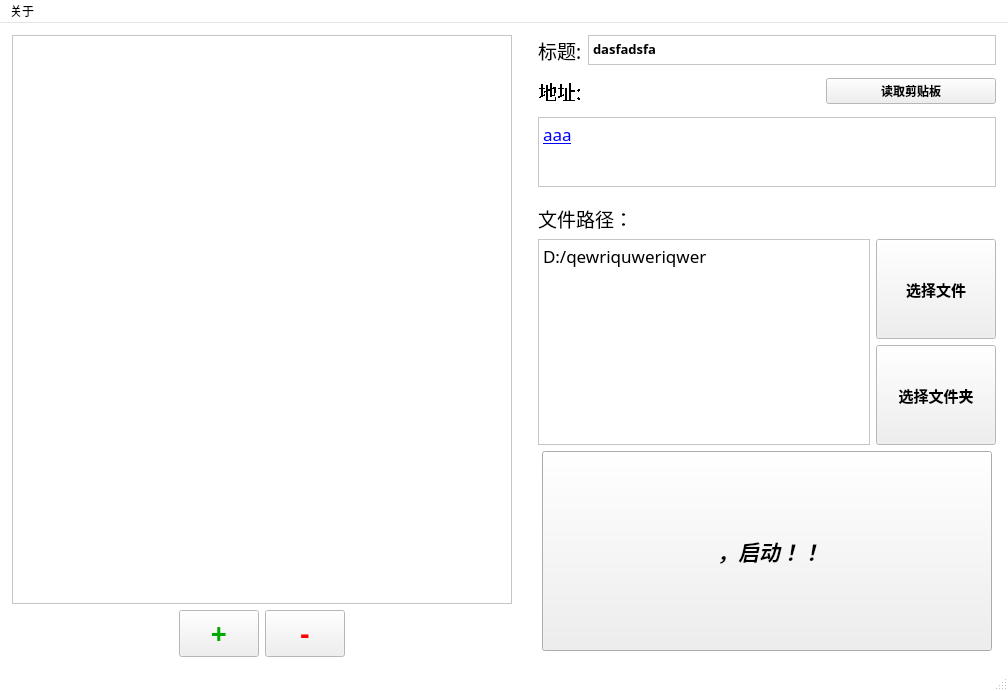
The window that assets/toolkit.ui (Pillowe582/toolkit) describes before a commit, drawn with Qt 5.
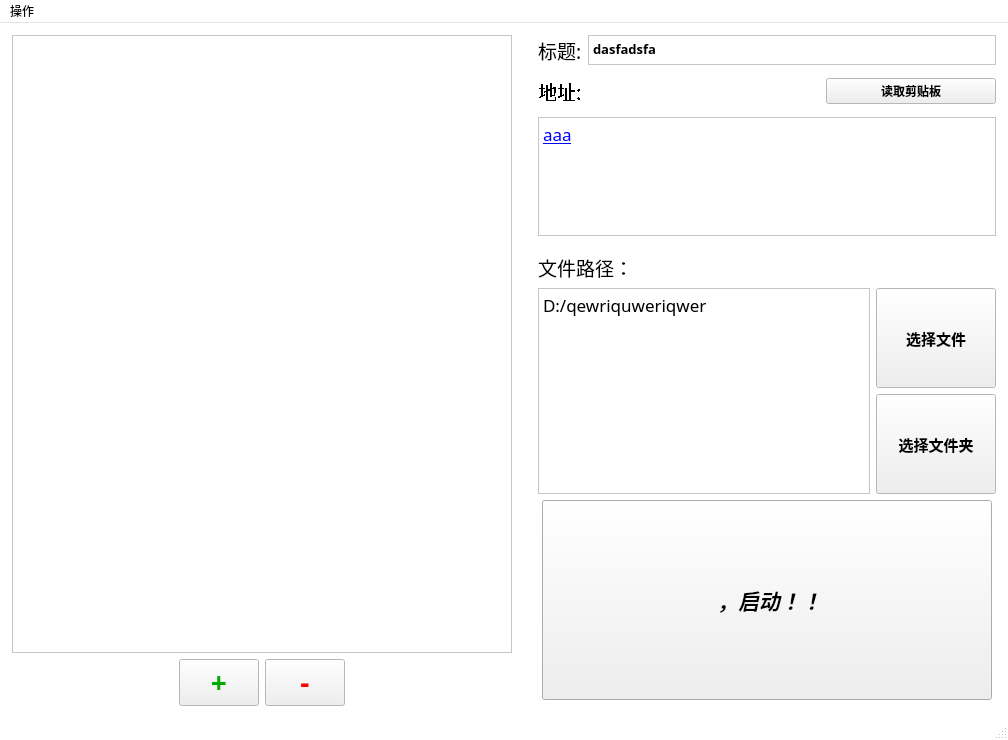
The same window after the commit. Icons and pictures are not drawn.

Patch:
```diff
--- a/assets/toolkit.ui
+++ b/assets/toolkit.ui
@@ -10,7 +10,7 @@
     <x>0</x>
     <y>0</y>
     <width>1008</width>
-    <height>689</height>
+    <height>740</height>
    </rect>
   </property>
   <property name="sizePolicy">
@@ -286,8 +286,8 @@
          <string>&lt;!DOCTYPE HTML PUBLIC &quot;-//W3C//DTD HTML 4.0//EN&quot; &quot;http://www.w3.org/TR/REC-html40/strict.dtd&quot;&gt;
 &lt;html&gt;&lt;head&gt;&lt;meta name=&quot;qrichtext&quot; content=&quot;1&quot; /&gt;&lt;style type=&quot;text/css&quot;&gt;
 p, li { white-space: pre-wrap; }
-&lt;/style&gt;&lt;/head&gt;&lt;body style=&quot; font-family:'Eras Demi ITC'; font-size:11pt; font-weight:400; font-style:normal;&quot;&gt;
-&lt;p style=&quot; margin-top:0px; margin-bottom:0px; margin-left:0px; margin-right:0px; -qt-block-indent:0; text-indent:0px;&quot;&gt;&lt;span style=&quot; font-size:13pt;&quot;&gt;D:/qewriquweriqwer&lt;/span&gt;&lt;/p&gt;&lt;/body&gt;&lt;/html&gt;</string>
+&lt;/style&gt;&lt;/head&gt;&lt;body style=&quot; font-family:'Eras Demi ITC','宋体'; font-size:11pt; font-weight:400; font-style:normal;&quot;&gt;
+&lt;p style=&quot; margin-top:0px; margin-bottom:0px; margin-left:0px; margin-right:0px; -qt-block-indent:0; text-indent:0px;&quot;&gt;&lt;span style=&quot; font-family:'Eras Demi ITC'; font-size:13pt;&quot;&gt;D:/qewriquweriqwer&lt;/span&gt;&lt;/p&gt;&lt;/body&gt;&lt;/html&gt;</string>
         </property>
         <property name="overwriteMode">
          <bool>false</bool>
@@ -769,8 +769,8 @@
          <string>&lt;!DOCTYPE HTML PUBLIC &quot;-//W3C//DTD HTML 4.0//EN&quot; &quot;http://www.w3.org/TR/REC-html40/strict.dtd&quot;&gt;
 &lt;html&gt;&lt;head&gt;&lt;meta name=&quot;qrichtext&quot; content=&quot;1&quot; /&gt;&lt;style type=&quot;text/css&quot;&gt;
 p, li { white-space: pre-wrap; }
-&lt;/style&gt;&lt;/head&gt;&lt;body style=&quot; font-family:'Eras Demi ITC'; font-size:11pt; font-weight:400; font-style:normal;&quot;&gt;
-&lt;p style=&quot; margin-top:0px; margin-bottom:0px; margin-left:0px; margin-right:0px; -qt-block-indent:0; text-indent:0px;&quot;&gt;&lt;a href=&quot;www.baidu.com&quot;&gt;&lt;span style=&quot; font-size:13pt; text-decoration: underline; color:#0000ff;&quot;&gt;aaa&lt;/span&gt;&lt;/a&gt;&lt;/p&gt;&lt;/body&gt;&lt;/html&gt;</string>
+&lt;/style&gt;&lt;/head&gt;&lt;body style=&quot; font-family:'Eras Demi ITC','宋体'; font-size:11pt; font-weight:400; font-style:normal;&quot;&gt;
+&lt;p style=&quot; margin-top:0px; margin-bottom:0px; margin-left:0px; margin-right:0px; -qt-block-indent:0; text-indent:0px;&quot;&gt;&lt;a href=&quot;www.baidu.com&quot;&gt;&lt;span style=&quot; font-family:'Eras Demi ITC'; font-size:13pt; text-decoration: underline; color:#0000ff;&quot;&gt;aaa&lt;/span&gt;&lt;/a&gt;&lt;/p&gt;&lt;/body&gt;&lt;/html&gt;</string>
         </property>
         <property name="overwriteMode">
          <bool>false</bool>
@@ -866,12 +866,12 @@
      <x>0</x>
      <y>0</y>
      <width>1008</width>
-     <height>22</height>
+     <height>30</height>
     </rect>
    </property>
    <widget class="QMenu" name="menu">
     <property name="title">
-     <string>关于</string>
+     <string>操作</string>
     </property>
     <widget class="QMenu" name="menu_2">
      <property name="title">
```
Left out of the diff: 14 changed lines with no effect on the pictures.
